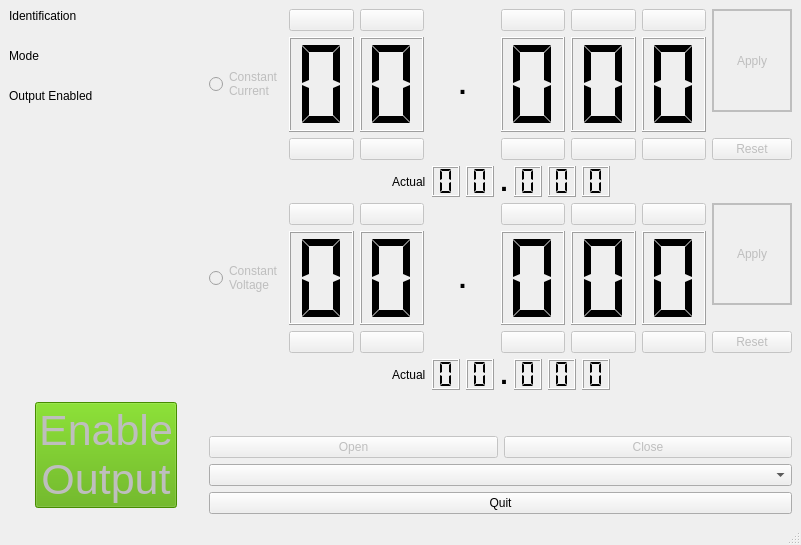
Old version of the form PsuGuiControl/mainwindow.ui in the repository bogflap/RemoteControlledPsu.
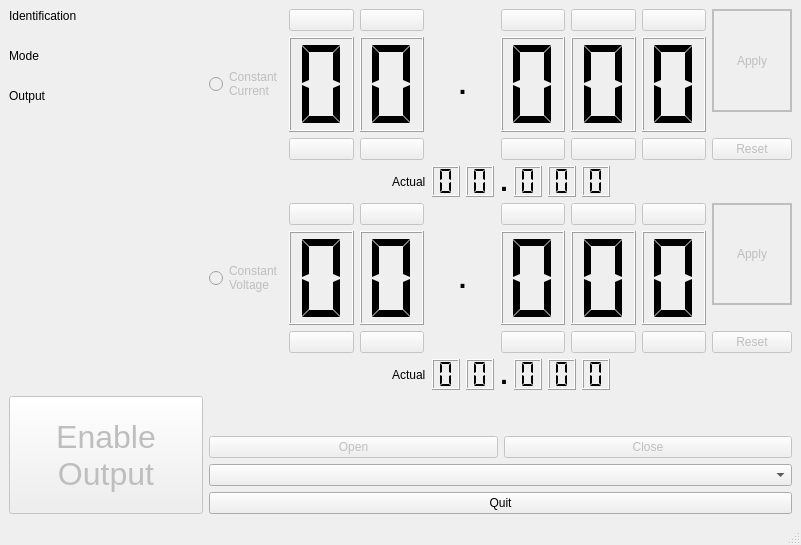
New version of the form. Icons and pictures are not drawn. Custom widgets are drawn as their Qt base class.

Commit message: Added resizable push button and started on apply voltage/current

What changed in the file:
```diff
--- a/PsuGuiControl/mainwindow.ui
+++ b/PsuGuiControl/mainwindow.ui
@@ -10,6 +10,12 @@
     <height>545</height>
    </rect>
   </property>
+  <property name="sizePolicy">
+   <sizepolicy hsizetype="Maximum" vsizetype="Maximum">
+    <horstretch>0</horstretch>
+    <verstretch>0</verstretch>
+   </sizepolicy>
+  </property>
   <property name="windowTitle">
    <string>MainWindow</string>
   </property>
@@ -1079,56 +1085,27 @@
     <item row="1" column="0">
      <layout class="QHBoxLayout" name="horizontalLayout_7">
       <item>
-       <spacer name="horizontalSpacer_6">
-        <property name="orientation">
-         <enum>Qt::Horizontal</enum>
-        </property>
-        <property name="sizeHint" stdset="0">
-         <size>
-          <width>40</width>
-          <height>20</height>
-         </size>
-        </property>
-       </spacer>
-      </item>
-      <item>
-       <widget class="QPushButton" name="enableOutput">
+       <widget class="ResizingPushButton" name="enableOutput">
         <property name="enabled">
          <bool>false</bool>
         </property>
         <property name="sizePolicy">
-         <sizepolicy hsizetype="Minimum" vsizetype="Maximum">
+         <sizepolicy hsizetype="Expanding" vsizetype="Expanding">
           <horstretch>0</horstretch>
           <verstretch>0</verstretch>
          </sizepolicy>
         </property>
         <property name="font">
          <font>
-          <pointsize>32</pointsize>
+          <pointsize>24</pointsize>
          </font>
         </property>
-        <property name="styleSheet">
-         <string notr="true">background-color: rgb(85, 170, 0);</string>
-        </property>
         <property name="text">
          <string>Enable
 Output</string>
         </property>
        </widget>
       </item>
-      <item>
-       <spacer name="horizontalSpacer_7">
-        <property name="orientation">
-         <enum>Qt::Horizontal</enum>
-        </property>
-        <property name="sizeHint" stdset="0">
-         <size>
-          <width>40</width>
-          <height>20</height>
-         </size>
-        </property>
-       </spacer>
-      </item>
      </layout>
     </item>
     <item row="0" column="0">
@@ -1172,7 +1149,7 @@
         <item>
          <widget class="QLabel" name="label_6">
           <property name="text">
-           <string>Output Enabled</string>
+           <string>Output</string>
           </property>
          </widget>
         </item>
@@ -1198,25 +1175,19 @@
         </item>
        </layout>
       </item>
-      <item>
-       <spacer name="horizontalSpacer_5">
-        <property name="orientation">
-         <enum>Qt::Horizontal</enum>
-        </property>
-        <property name="sizeHint" stdset="0">
-         <size>
-          <width>40</width>
-          <height>20</height>
-         </size>
-        </property>
-       </spacer>
-      </item>
      </layout>
     </item>
    </layout>
   </widget>
   <widget class="QStatusBar" name="statusbar"/>
  </widget>
+ <customwidgets>
+  <customwidget>
+   <class>ResizingPushButton</class>
+   <extends>QPushButton</extends>
+   <header>resizingpushbutton.h</header>
+  </customwidget>
+ </customwidgets>
  <resources>
   <include location="Resources/resources.qrc"/>
  </resources>
```
The commit also changes 9 other files.
